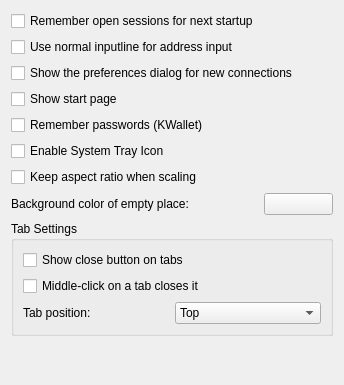
Qt form config/general.ui (KDE/krdc) before a commit.
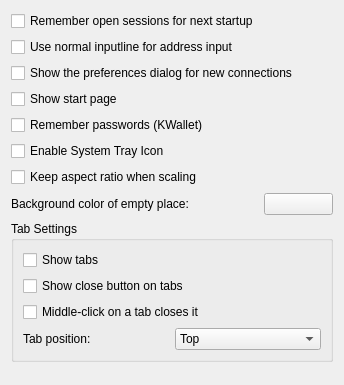
The same form after that commit. Custom widgets are drawn as their Qt base class.

Commit message: * Add option to disable tabs (either for people who just use one remote connection or who are using the hosts dockwidget to switch. * Shortcut CTRL+W closes current tab. FEATURE:151518

What changed in the file:
```diff
--- a/config/general.ui
+++ b/config/general.ui
@@ -100,6 +100,13 @@
       <string>Tab Settings</string>
      </property>
      <layout class="QVBoxLayout" name="verticalLayout">
+      <item>
+       <widget class="QCheckBox" name="kcfg_ShowTabBar">
+        <property name="text">
+         <string>Show tabs</string>
+        </property>
+       </widget>
+      </item>
       <item>
        <widget class="QCheckBox" name="kcfg_TabCloseButton">
         <property name="text">
```
The commit also changes 2 other files.
